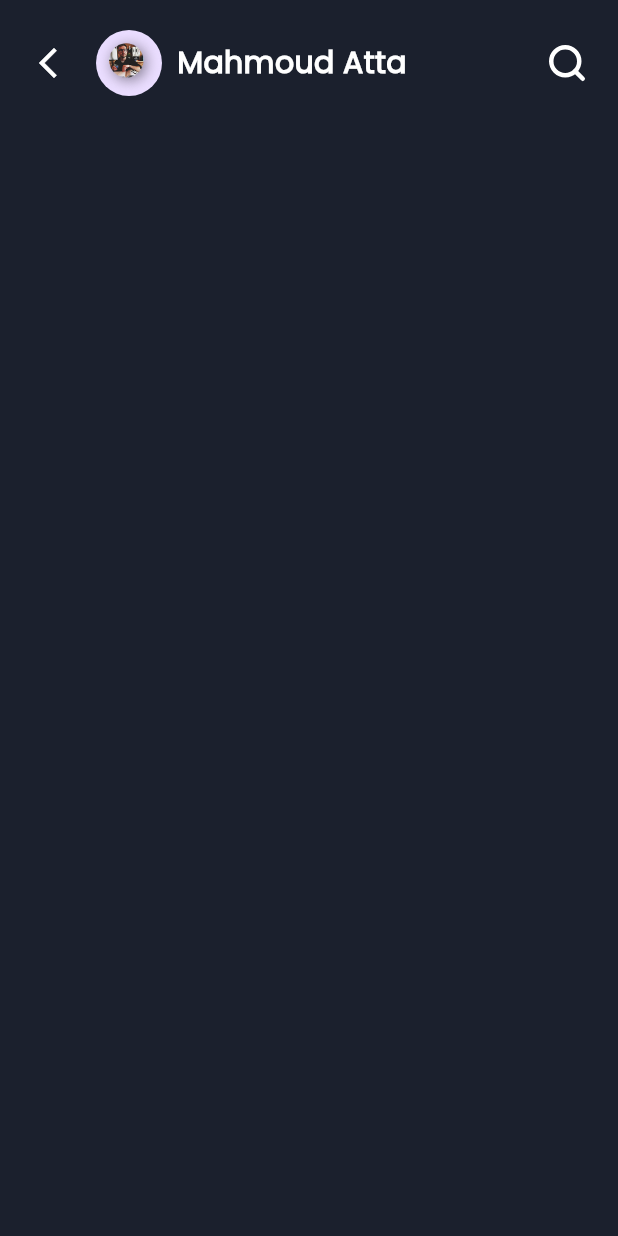
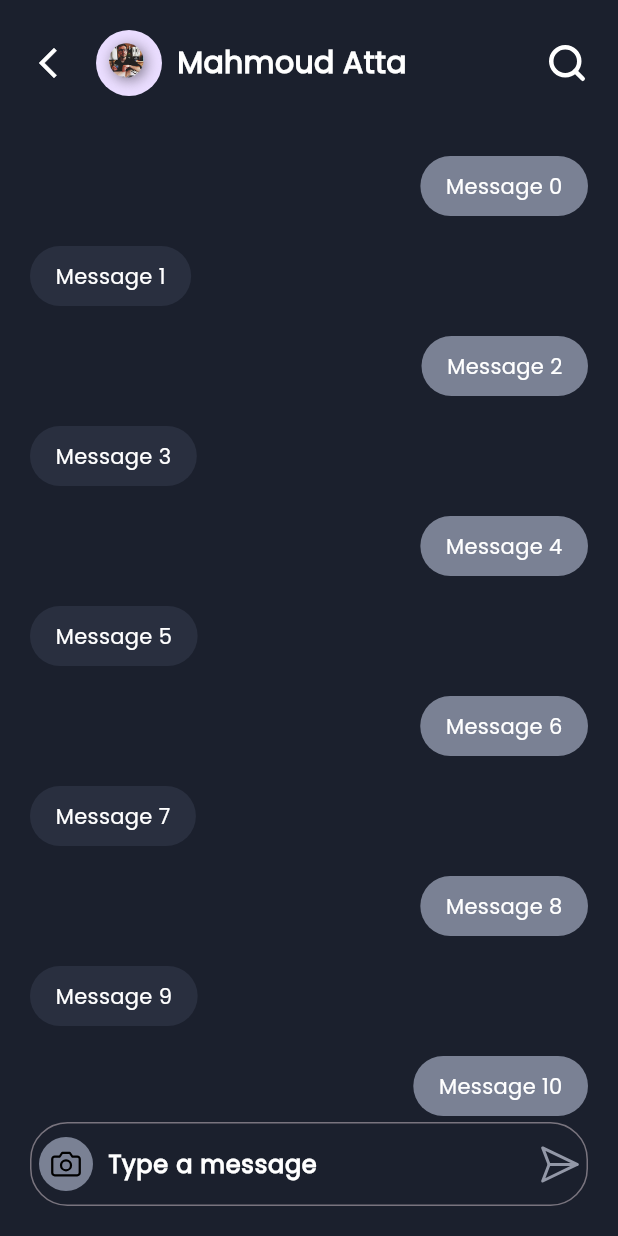
Before and after one commit to mahmoudatta80/supabase_playlist, a Flutter app: the ChatRoomScreen screen opened by its route, on a phone screen of 412 x 824 dp. Run offline on Flutter 3.47's test engine with Material 3 defaults, Android fonts, the phone set to English and light mode, and no system bars; our stand-ins replace flutter_svg, go_router.

Commit message:
finsh char room ui

```diff
--- a/lib/core/widgets/app_text_form_field.dart
+++ b/lib/core/widgets/app_text_form_field.dart
@@ -7,12 +7,16 @@ class AppTextFormField extends StatelessWidget {
   final String label;
   final TextEditingController controller;
   final bool? readOnly;
+  final Widget? prefixIcon;
+  final Widget? suffixIcon;
 
   const AppTextFormField({
     super.key,
     required this.label,
     required this.controller,
     this.readOnly,
+    this.prefixIcon,
+    this.suffixIcon,
   });
 
   @override
@@ -30,6 +34,8 @@ class AppTextFormField extends StatelessWidget {
           borderRadius: BorderRadius.circular(14),
           borderSide: const BorderSide(color: AppColors.darkSecondary),
         ),
+        prefixIcon: prefixIcon,
+        suffixIcon: suffixIcon,
       ),
       style: TextStyle(
         color: AppColors.darkPrimary,
--- a/lib/features/chat_room/ui/chat_room_screen.dart
+++ b/lib/features/chat_room/ui/chat_room_screen.dart
@@ -1,6 +1,9 @@
+import 'package:chat_app/core/helpers/font_weight_helper.dart';
+import 'package:chat_app/core/utils/app_colors.dart';
 import 'package:flutter/material.dart';
 
 import 'widgets/chat_room_top_bar.dart';
+import 'widgets/custom_send_message_field.dart';
 
 class ChatRoomScreen extends StatelessWidget {
   const ChatRoomScreen({super.key});
@@ -11,7 +14,64 @@ class ChatRoomScreen extends StatelessWidget {
       body: SafeArea(
         child: Padding(
           padding: const EdgeInsets.all(20).copyWith(bottom: 0),
-          child: const Column(children: [ChatRoomTopBar()]),
+          child: Column(
+            crossAxisAlignment: CrossAxisAlignment.start,
+            children: [
+              const ChatRoomTopBar(),
+              const SizedBox(height: 40),
+              Expanded(
+                child: ListView.separated(
+                  itemCount: 20,
+                  separatorBuilder: (context, index) =>
+                      const SizedBox(height: 20),
+                  itemBuilder: (context, index) {
+                    return Padding(
+                      padding: EdgeInsets.only(bottom: index == 19 ? 20 : 0),
+                      child: _buildMessage(
+                        context: context,
+                        isMe: index % 2 == 0,
+                        message: 'Message $index',
+                      ),
+                    );
+                  },
+                ),
+              ),
+              const CustomSendMessageField(),
+              const SizedBox(height: 20),
+            ],
+          ),
+        ),
+      ),
+    );
+  }
+
+  Widget _buildMessage({
+    required BuildContext context,
+    required bool isMe,
+    required String message,
+  }) {
+    return Align(
+      alignment: isMe
+          ? AlignmentDirectional.centerEnd
+          : AlignmentDirectional.centerStart,
+      child: Container(
+        constraints: BoxConstraints(
+          maxWidth: MediaQuery.sizeOf(context).width * 0.7,
+        ),
+        decoration: BoxDecoration(
+          color: isMe
+              ? AppColors.darkSecondaryVariant
+              : AppColors.darkSecondary,
+          borderRadius: BorderRadius.circular(20),
+        ),
+        padding: const EdgeInsets.symmetric(horizontal: 17, vertical: 10),
+        child: Text(
+          message,
+          style: TextStyle(
+            color: AppColors.darkPrimary,
+            fontSize: 14,
+            fontWeight: FontWeightHelper.regular,
+          ),
         ),
       ),
     );
--- /dev/null
+++ b/lib/features/chat_room/ui/widgets/custom_send_message_field.dart
@@ -0,0 +1,45 @@
+import 'package:flutter/material.dart';
+import 'package:flutter_svg/flutter_svg.dart';
+
+import '../../../../core/helpers/font_weight_helper.dart';
+import '../../../../core/utils/app_colors.dart';
+
+class CustomSendMessageField extends StatelessWidget {
+  const CustomSendMessageField({super.key});
+
+  @override
+  Widget build(BuildContext context) {
+    return TextFormField(
+      controller: TextEditingController(),
+      decoration: InputDecoration(
+        hintText: 'Type a message',
+        hintStyle: TextStyle(
+          color: AppColors.darkPrimary,
+          fontSize: 16,
+          fontWeight: FontWeightHelper.semiBold,
+        ),
+        border: OutlineInputBorder(
+          borderRadius: BorderRadius.circular(25),
+          borderSide: const BorderSide(color: AppColors.darkSecondary),
+        ),
+        prefixIcon: Padding(
+          padding: const EdgeInsets.all(6.0),
+          child: CircleAvatar(
+            backgroundColor: AppColors.darkSecondaryVariant,
+            radius: 15,
+            child: SvgPicture.asset('assets/svgs/camera.svg'),
+          ),
+        ),
+        suffixIcon: Padding(
+          padding: const EdgeInsets.all(6.0),
+          child: SvgPicture.asset('assets/svgs/send.svg'),
+        ),
+      ),
+      style: TextStyle(
+        color: AppColors.darkPrimary,
+        fontSize: 16,
+        fontWeight: FontWeightHelper.semiBold,
+      ),
+    );
+  }
+}
--- a/lib/features/profile/ui/profile_view.dart
+++ b/lib/features/profile/ui/profile_view.dart
@@ -1,5 +1,6 @@
 import 'package:flutter/material.dart';
 
+import '../../../core/utils/app_colors.dart';
 import '../../../core/widgets/app_text_form_field.dart';
 import 'widgets/profile_image_stack.dart';
 
@@ -19,11 +20,13 @@ class ProfileView extends StatelessWidget {
             AppTextFormField(
               label: 'Name',
               controller: TextEditingController(),
+              prefixIcon: const Icon(Icons.person, color: AppColors.darkPrimary),
             ),
             const SizedBox(height: 20),
             AppTextFormField(
               label: 'Email',
               controller: TextEditingController(),
+              prefixIcon: const Icon(Icons.email, color: AppColors.darkPrimary),
               readOnly: true,
             ),
           ],
```
